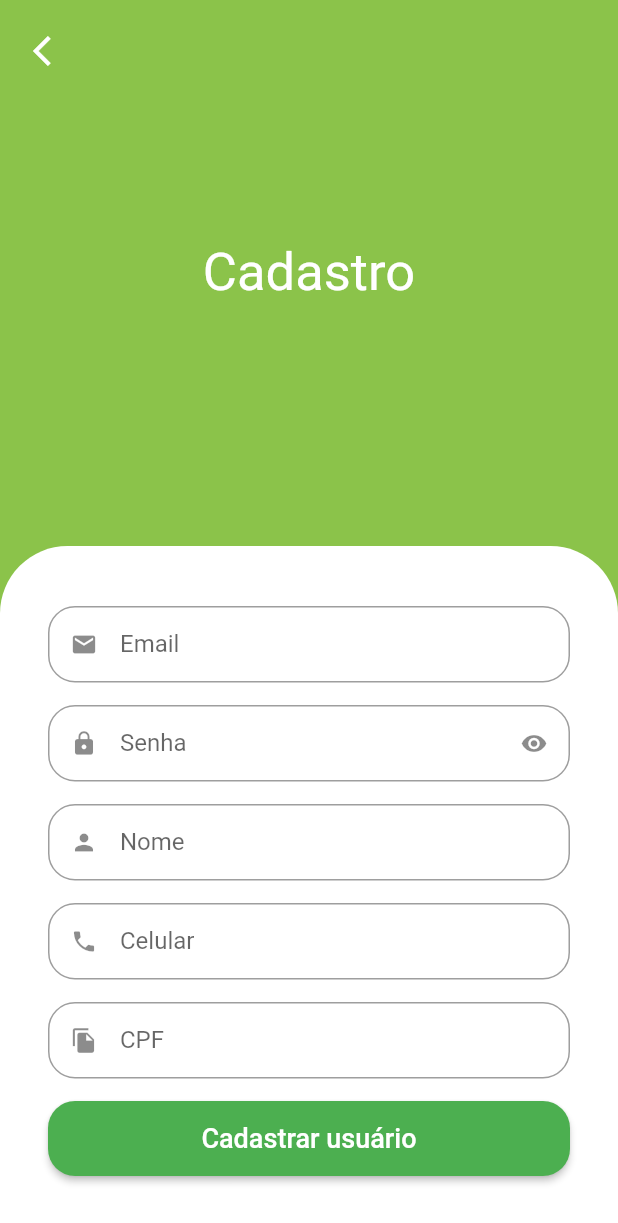
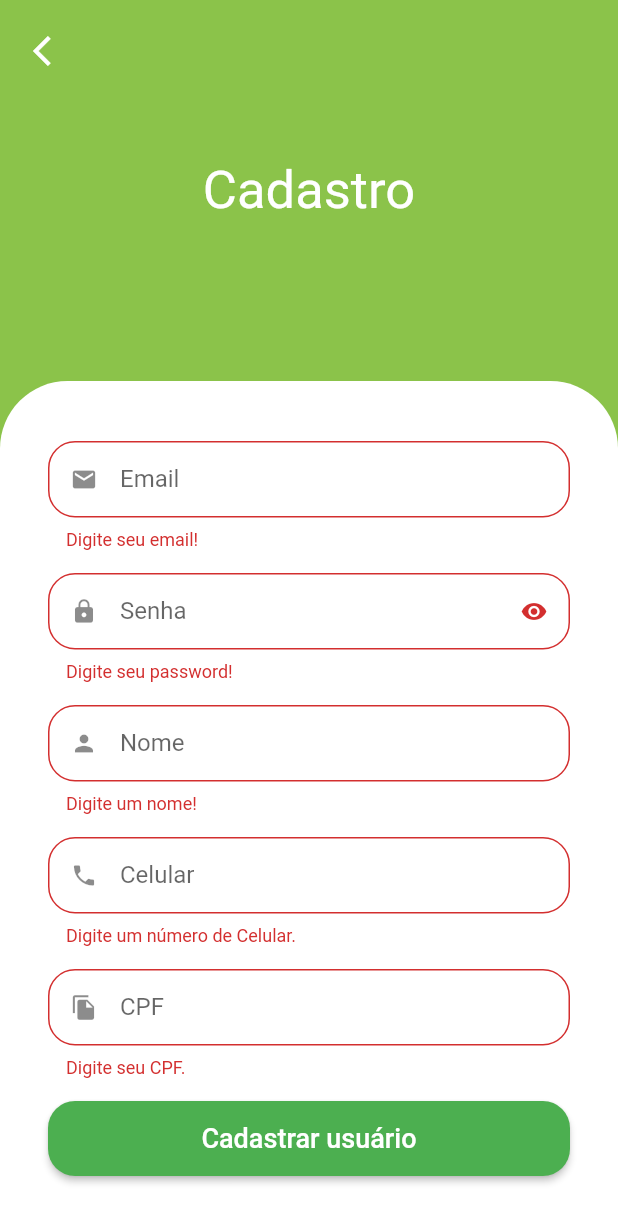
Before and after one commit to tiaggomoura/app-mercadin24h, a Flutter app: the SignUpScreen screen opened by its route, after a tap on "Cadastrar usuário", on a phone screen of 412 x 824 dp. Shown: the top 1223 px of the screen. Run offline on Flutter 3.47's test engine with Material 2 defaults, Android fonts, the light colour scheme and no system bars; our stand-ins replace animated_text_kit, badges, dio, flutter_secure_storage, fluttertoast, freezed_annotation and 4 more; missing offline and left inert: add_to_cart_animation; accounts and stored records are empty.

Commit message:
WIP - Validators tela de cadastro de usuário

```diff
--- a/lib/src/pages/auth/view/sign_in_screen.dart
+++ b/lib/src/pages/auth/view/sign_in_screen.dart
@@ -5,6 +5,7 @@
 import 'package:mercadin/src/pages_routes/app_pages.dart';
 
 import '../../../config/custom_colors.dart';
+import '../../../services/validators.dart';
 import '../../commons_widgets/app_name_widget.dart';
 import '../../commons_widgets/custom_text_field.dart';
 
@@ -70,15 +71,7 @@
                         controller: emailController,
                         icon: Icons.email,
                         label: 'Email',
-                        validator: (email) {
-                          if (email == null || email.isEmpty) {
-                            return 'Digite seu email!';
-                          }
-                          if (!email.isEmail) {
-                            return 'Digite um email válido.';
-                          }
-                          return null;
-                        },
+                        validator: emailValidator,
                       ),
 
                       // Senha
@@ -87,15 +80,7 @@
                         isSecret: true,
                         icon: Icons.lock,
                         label: 'Senha',
-                        validator: (password) {
-                          if (password == null || password.isEmpty) {
-                            return 'Digite seu password!';
-                          }
-                          if (password.length < 8) {
-                            return 'Digite senha com no mínimo 8 caracteres.';
-                          }
-                          return null;
-                        },
+                        validator: passwordValidator,
                       ),
 
                       //Botão entrar
@@ -124,7 +109,7 @@
                                         'Entrar',
                                         style: TextStyle(
                                           fontSize: 18,
-                                         ),
+                                        ),
                                       ));
                           },
                         ),
@@ -173,7 +158,7 @@
                                 shape: RoundedRectangleBorder(borderRadius: BorderRadius.circular(18)),
                                 side: const BorderSide(width: 2, color: Colors.green)),
                             onPressed: () {
-                              Get.to(PagesRoutes.signUpRoute);
+                              Get.toNamed(PagesRoutes.signUpRoute);
                             },
                             child: const Text(
                               'Criar conta',
--- a/lib/src/pages/auth/view/sign_up_screen.dart
+++ b/lib/src/pages/auth/view/sign_up_screen.dart
@@ -3,12 +3,15 @@
 import 'package:mercadin/src/pages/commons_widgets/custom_text_field.dart';
 
 import '../../../config/custom_colors.dart';
+import '../../../services/validators.dart';
 
 class SignUpScreen extends StatelessWidget {
   SignUpScreen({Key? key}) : super(key: key);
 
   final cpfFormatter = MaskTextInputFormatter(mask: '###.###.###-##', filter: {'#': RegExp(r'[0-9]')});
   final phoneFormatter = MaskTextInputFormatter(mask: '(##) #####-####', filter: {'#': RegExp(r'[0-9]')});
+
+  final _formKey = GlobalKey<FormState>();
 
   @override
   Widget build(BuildContext context) {
@@ -42,33 +45,56 @@
                         top: Radius.circular(45),
                       ),
                     ),
+                    child: Form(
+                      key: _formKey,
                       child: Column(
                         crossAxisAlignment: CrossAxisAlignment.stretch,
                         children: [
-                        const CustomTextField(icon: Icons.email, label: 'Email'),
-                        const CustomTextField(icon: Icons.lock, label: 'Senha', isSecret: true),
-                        const CustomTextField(icon: Icons.person, label: 'Nome'),
+                          const CustomTextField(
+                            icon: Icons.email,
+                            label: 'Email',
+                            validator: emailValidator,
+                            textInputType: TextInputType.emailAddress,
+                          ),
+                          const CustomTextField(
+                            icon: Icons.lock,
+                            label: 'Senha',
+                            validator: passwordValidator,
+                            isSecret: true,
+                          ),
+                          const CustomTextField(
+                            icon: Icons.person,
+                            label: 'Nome',
+                            validator: nameValidator,
+                          ),
                           CustomTextField(
                             icon: Icons.phone,
                             label: 'Celular',
                             inputFormatters: [phoneFormatter],
+                            textInputType: TextInputType.phone,
+                            validator: phoneValidator,
                           ),
                           CustomTextField(
                             icon: Icons.file_copy,
                             label: 'CPF',
                             inputFormatters: [cpfFormatter],
+                            textInputType: TextInputType.number,
+                            validator: cpfValidator,
                           ),
                           SizedBox(
                               height: 50,
                               child: ElevatedButton(
                                   style: ElevatedButton.styleFrom(
                                       shape: RoundedRectangleBorder(borderRadius: BorderRadius.circular(18))),
-                                onPressed: () {},
+                                  onPressed: () {
+                                    _formKey.currentState!.validate();
+                                  },
                                   child: const Text(
                                     'Cadastrar usuário',
                                     style: TextStyle(fontSize: 18),
                                   )))
                         ],
+                      ),
                     ),
                   ),
                 ],
--- a/lib/src/pages/commons_widgets/custom_text_field.dart
+++ b/lib/src/pages/commons_widgets/custom_text_field.dart
@@ -10,6 +10,7 @@
   final bool isReadOnly;
   final String? Function(String?)? validator;
   final TextEditingController? controller;
+  final TextInputType? textInputType;
 
   const CustomTextField({
     Key? key,
@@ -21,6 +22,7 @@
     this.isReadOnly = false,
     this.validator,
     this.controller,
+    this.textInputType,
   }) : super(key: key);
 
   @override
@@ -47,6 +49,7 @@
           inputFormatters: widget.inputFormatters,
           obscureText: isObscure,
           validator: widget.validator,
+          keyboardType: widget.textInputType,
           decoration: InputDecoration(
               prefixIcon: Icon(widget.icon),
               suffixIcon: widget.isSecret
@@ -56,14 +59,12 @@
                           isObscure = !isObscure;
                         });
                       },
-                      icon: Icon(
-                          isObscure ? Icons.visibility : Icons.visibility_off),
+                      icon: Icon(isObscure ? Icons.visibility : Icons.visibility_off),
                     )
                   : null,
               labelText: widget.label,
               isDense: true,
-              border:
-                  OutlineInputBorder(borderRadius: BorderRadius.circular(18))),
+              border: OutlineInputBorder(borderRadius: BorderRadius.circular(18))),
         ));
   }
 }
--- a/lib/src/pages_routes/app_pages.dart
+++ b/lib/src/pages_routes/app_pages.dart
@@ -28,7 +28,7 @@
 
 abstract class PagesRoutes {
   static const String signInRoute = '/signin';
-  static const String signUpRoute = '/sinup';
+  static const String signUpRoute = '/singup';
   static const String splashRoute = '/splash';
   static const String baseRoute = '/';
 }
--- /dev/null
+++ b/lib/src/services/validators.dart
@@ -0,0 +1,55 @@
+import 'package:get/get.dart';
+
+String? emailValidator(String? email) {
+  if (email == null || email.isEmpty) {
+    return 'Digite seu email!';
+  }
+  if (!email.isEmail) {
+    return 'Digite um email válido.';
+  }
+  return null;
+}
+
+String? passwordValidator(String? password) {
+  if (password == null || password.isEmpty) {
+    return 'Digite seu password!';
+  }
+  if (password.length < 8) {
+    return 'Digite senha com no mínimo 8 caracteres.';
+  }
+  return null;
+}
+
+String? nameValidator(String? name) {
+  if (name == null || name.isEmpty) {
+    return 'Digite um nome!';
+  }
+
+  final names = name.split(' ');
+  if (names.length == 1) {
+    return 'Digite seu nome e sobrenome.';
+  }
+
+  return null;
+}
+
+String? phoneValidator(String? phone) {
+  if (phone == null || phone.isEmpty) {
+    return 'Digite um número de Celular.';
+  }
+
+  if (phone.length < 15 || !phone.isPhoneNumber) {
+    return 'Digite um número de celular válido.';
+  }
+  return null;
+}
+
+String? cpfValidator(String? cpf) {
+  if (cpf == null || cpf.isEmpty) {
+    return 'Digite seu CPF.';
+  }
+
+  if (!cpf.isCpf) return 'Digite um CPF válido.';
+
+  return null;
+}
```
Also changed, not shown: 2 other files. Lines whose indentation alone changed are shown as unchanged.
